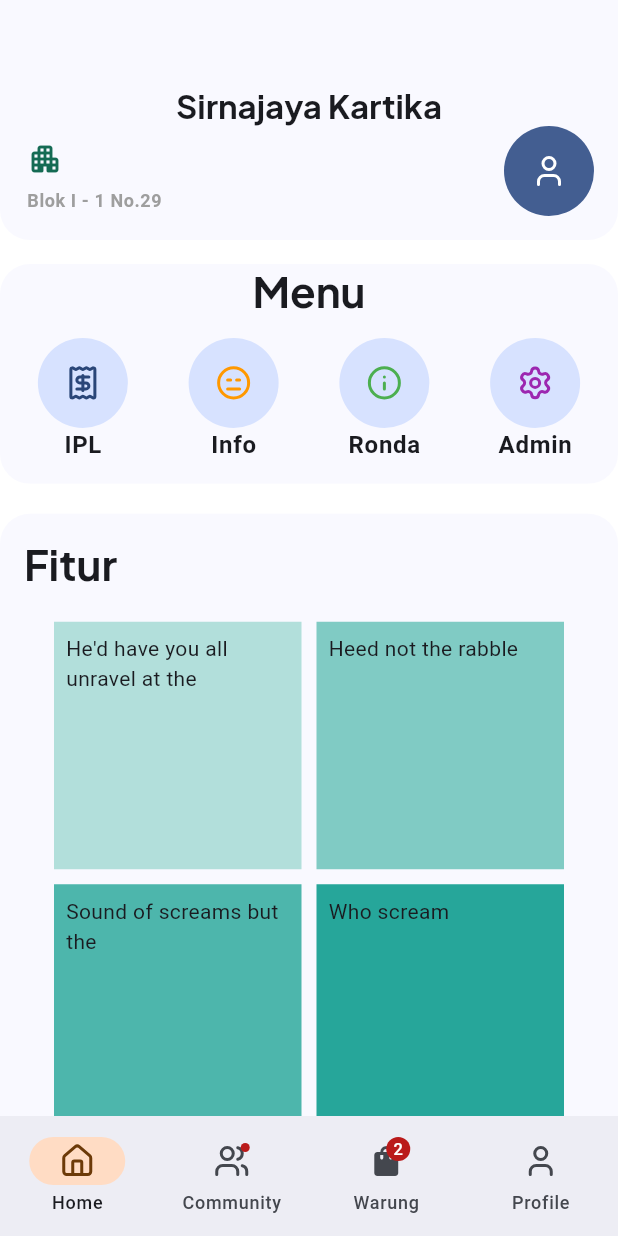
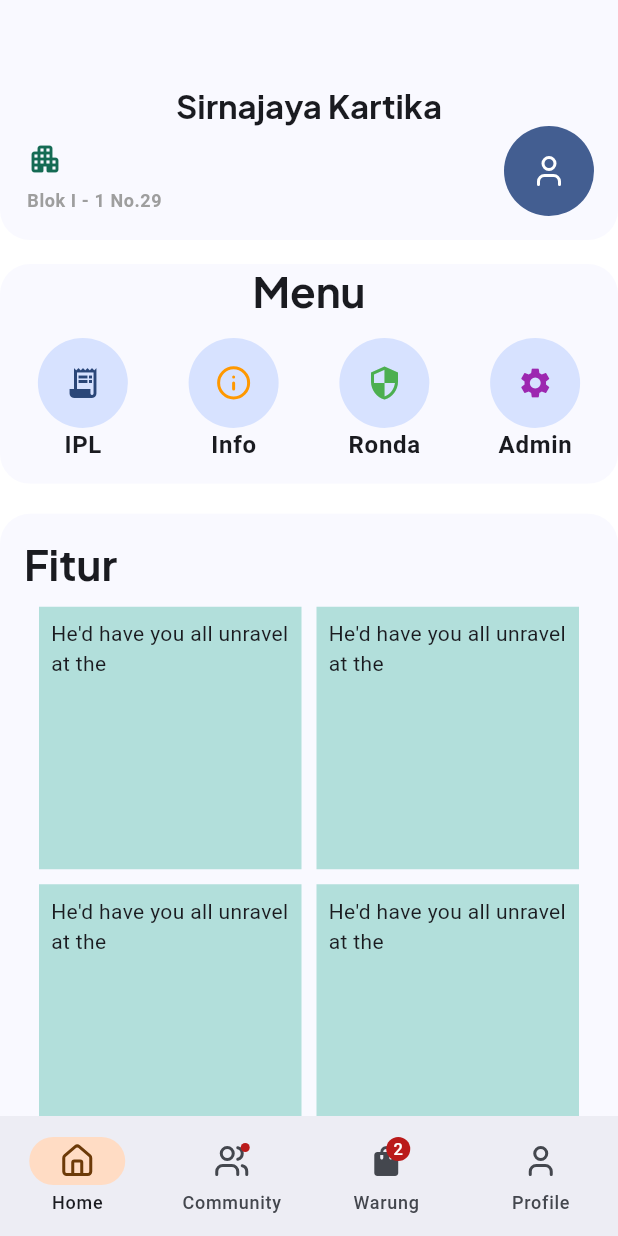
Before and after one commit to IKHINtech/sirnawa-mobile, a Flutter app: the HomeScreen screen opened by its route, on a phone screen of 412 x 824 dp. Run offline on Flutter 3.47's test engine with Material 3 defaults, Android fonts, the phone set to English and light mode, and no system bars; our stand-ins replace dio, flutter_dotenv, freezed_annotation, go_router, google_fonts, lucide_icons and 1 more; accounts and stored records are empty; network calls fail; Roboto replaces fonts that are missing (Merriweather Sans).

Commit message:
[update] update home screen

```diff
--- a/lib/ui/home/widgets/home_screen.dart
+++ b/lib/ui/home/widgets/home_screen.dart
@@ -130,9 +130,7 @@ class _HomeScreenState extends State<HomeScreen> {
             SizedBox(height: 16),
             Container(
               decoration: BoxDecoration(
-                borderRadius: BorderRadius.all(
-                  Radius.circular(20),
-                ),
+                borderRadius: BorderRadius.all(Radius.circular(20)),
                 color: Theme.of(context).colorScheme.surface,
               ),
               child: Column(
@@ -152,71 +150,28 @@ class _HomeScreenState extends State<HomeScreen> {
                     mainAxisSpacing: 10,
                     crossAxisCount: 4,
                     children: <Widget>[
-                      Column(
-                        mainAxisAlignment: MainAxisAlignment.center,
-                        crossAxisAlignment: CrossAxisAlignment.center,
-                        children: [
-                          CircleAvatar(
-                            radius: 30,
-                            child: Icon(LucideIcons.receipt),
-                          ),
-                          Text(
-                            "IPL",
-                            style: Theme.of(context).textTheme.bodyLarge!
-                                .copyWith(fontWeight: FontWeight.bold),
-                          ),
-                        ],
+                      _menuItem(
+                        context,
+                        title: "IPL",
+                        icon: Icons.receipt_long,
                       ),
-                      Column(
-                        mainAxisAlignment: MainAxisAlignment.center,
-                        crossAxisAlignment: CrossAxisAlignment.center,
-                        children: [
-                          CircleAvatar(
-                            radius: 30,
-                            child: Icon(
-                              LucideIcons.annoyed,
-                              color: Colors.orange,
-                            ),
-                          ),
-                          Text(
-                            "Info",
-                            style: Theme.of(context).textTheme.bodyLarge!
-                                .copyWith(fontWeight: FontWeight.bold),
-                          ),
-                        ],
+                      _menuItem(
+                        context,
+                        title: "Info",
+                        color: Colors.orange,
+                        icon: LucideIcons.info,
                       ),
-                      Column(
-                        mainAxisAlignment: MainAxisAlignment.center,
-                        crossAxisAlignment: CrossAxisAlignment.center,
-                        children: [
-                          CircleAvatar(
-                            radius: 30,
-                            child: Icon(LucideIcons.info, color: Colors.green),
-                          ),
-                          Text(
-                            "Ronda",
-                            style: Theme.of(context).textTheme.bodyLarge!
-                                .copyWith(fontWeight: FontWeight.bold),
-                          ),
-                        ],
+                      _menuItem(
+                        context,
+                        title: "Ronda",
+                        color: Colors.green,
+                        icon: Icons.security,
                       ),
-                      Column(
-                        mainAxisAlignment: MainAxisAlignment.center,
-                        crossAxisAlignment: CrossAxisAlignment.center,
-                        children: [
-                          CircleAvatar(
-                            radius: 30,
-                            child: Icon(
-                              LucideIcons.settings,
-                              color: Colors.purple,
-                            ),
-                          ),
-                          Text(
-                            "Admin",
-                            style: Theme.of(context).textTheme.bodyLarge!
-                                .copyWith(fontWeight: FontWeight.bold),
-                          ),
-                        ],
+                      _menuItem(
+                        context,
+                        title: "Admin",
+                        color: Colors.purple,
+                        icon: Icons.settings,
                       ),
                     ],
                   ),
@@ -227,13 +182,11 @@ class _HomeScreenState extends State<HomeScreen> {
             Container(
               padding: const EdgeInsets.all(16),
               decoration: BoxDecoration(
-                borderRadius: BorderRadius.all(
-                   Radius.circular(20),
-                ),
+                borderRadius: BorderRadius.all(Radius.circular(20)),
                 color: Theme.of(context).colorScheme.surface,
               ),
               child: Column(
-                mainAxisAlignment: MainAxisAlignment.start ,
+                mainAxisAlignment: MainAxisAlignment.start,
                 crossAxisAlignment: CrossAxisAlignment.start,
                 children: [
                   Text(
@@ -245,41 +198,21 @@ class _HomeScreenState extends State<HomeScreen> {
                   GridView.count(
                     primary: false,
                     shrinkWrap: true,
-                    padding: const EdgeInsets.all(20),
+                    padding: const EdgeInsets.all(10),
                     crossAxisSpacing: 10,
                     mainAxisSpacing: 10,
                     crossAxisCount: 2,
                     children: <Widget>[
-                      Container(
-                        padding: const EdgeInsets.all(8),
-                        color: Colors.teal[100],
-                        child: const Text("He'd have you all unravel at the"),
-                      ),
-                      Container(
-                        padding: const EdgeInsets.all(8),
-                        color: Colors.teal[200],
-                        child: const Text('Heed not the rabble'),
-                      ),
-                      Container(
-                        padding: const EdgeInsets.all(8),
-                        color: Colors.teal[300],
-                        child: const Text('Sound of screams but the'),
-                      ),
-                      Container(
-                        padding: const EdgeInsets.all(8),
-                        color: Colors.teal[400],
-                        child: const Text('Who scream'),
-                      ),
-                      Container(
-                        padding: const EdgeInsets.all(8),
-                        color: Colors.teal[500],
-                        child: const Text('Revolution is coming...'),
-                      ),
-                      Container(
-                        padding: const EdgeInsets.all(8),
-                        color: Colors.teal[600],
-                        child: const Text('Revolution, they...'),
-                      ),
+                      _fitureItem(),
+                      _fitureItem(),
+                      _fitureItem(),
+                      _fitureItem(),
+                      _fitureItem(),
+                      _fitureItem(),
+                      _fitureItem(),
+                      _fitureItem(),
+                      _fitureItem(),
+                      _fitureItem(),
                     ],
                   ),
                 ],
@@ -305,10 +238,38 @@ class _HomeScreenState extends State<HomeScreen> {
             icon: Badge(label: Text('2'), child: Icon(Icons.shopping_bag)),
             label: 'Warung',
           ),
-
           NavigationDestination(icon: Icon(LucideIcons.user), label: 'Profile'),
         ],
       ),
     );
   }
+
+  Container _fitureItem() {
+    return Container(
+      padding: const EdgeInsets.all(8),
+      color: Colors.teal[100],
+      child: const Text("He'd have you all unravel at the"),
+    );
+  }
+
+  Column _menuItem(
+    BuildContext context, {
+    required title,
+    Color? color,
+    IconData? icon,
+  }) {
+    return Column(
+      mainAxisAlignment: MainAxisAlignment.center,
+      crossAxisAlignment: CrossAxisAlignment.center,
+      children: [
+        CircleAvatar(radius: 30, child: Icon(icon, color: color)),
+        Text(
+          title,
+          style: Theme.of(
+            context,
+          ).textTheme.bodyLarge!.copyWith(fontWeight: FontWeight.bold),
+        ),
+      ],
+    );
+  }
 }
```
